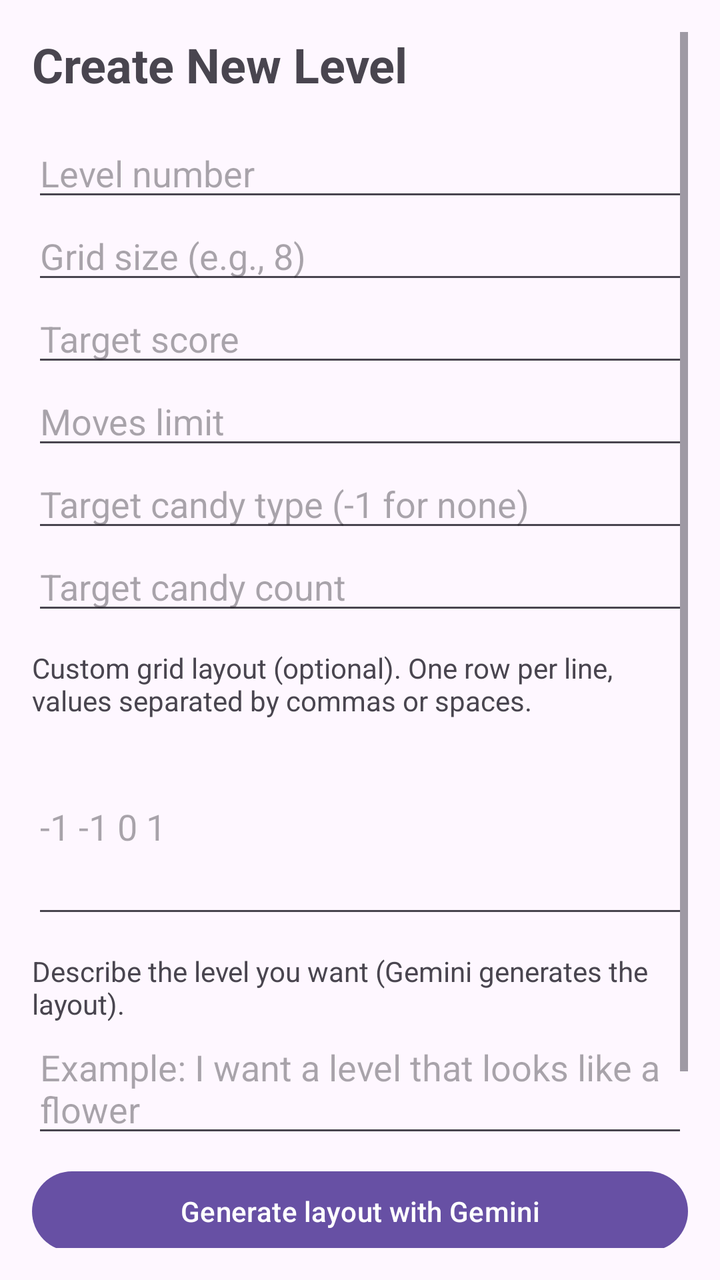
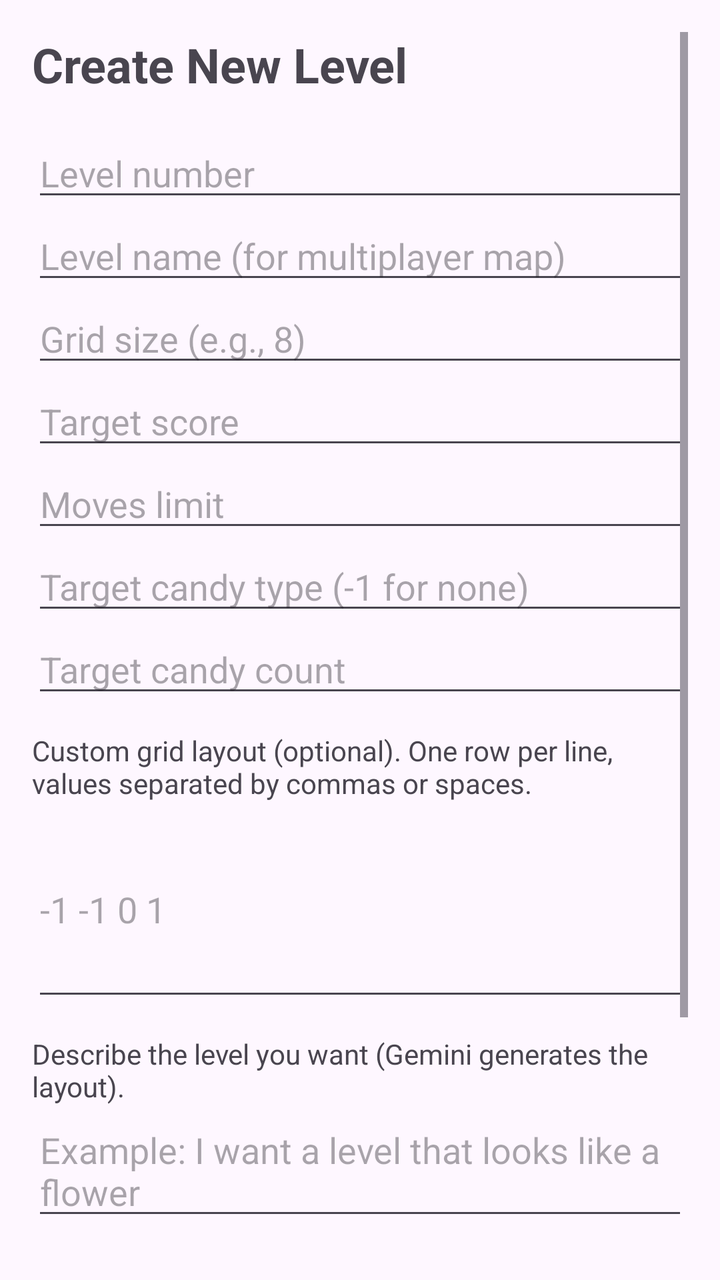

The first picture is an Android layout as it rendered before a commit; the second is the same layout after the commit. The layout source and the unified diff follow.
<!-- AndroidManifest.xml: application theme Theme.Travellog -->
<!-- res/layout/activity_create_level.xml -->
<?xml version="1.0" encoding="utf-8"?>
<ScrollView xmlns:android="http://schemas.android.com/apk/res/android"
    android:layout_width="match_parent"
    android:layout_height="match_parent"
    android:fillViewport="true"
    android:padding="16dp">

    <LinearLayout
        android:layout_width="match_parent"
        android:layout_height="wrap_content"
        android:orientation="vertical">

        <TextView
            android:layout_width="wrap_content"
            android:layout_height="wrap_content"
            android:text="Create New Level"
            android:textSize="24sp"
            android:textStyle="bold"
            android:layout_marginBottom="16dp" />

        <EditText
            android:id="@+id/input_level_number"
            android:layout_width="match_parent"
            android:layout_height="wrap_content"
            android:hint="Level number"
            android:inputType="number" />

        <EditText
            android:id="@+id/input_grid_size"
            android:layout_width="match_parent"
            android:layout_height="wrap_content"
            android:hint="Grid size (e.g., 8)"
            android:inputType="number" />

        <EditText
            android:id="@+id/input_target_score"
            android:layout_width="match_parent"
            android:layout_height="wrap_content"
            android:hint="Target score"
            android:inputType="number" />

        <EditText
            android:id="@+id/input_moves_limit"
            android:layout_width="match_parent"
            android:layout_height="wrap_content"
            android:hint="Moves limit"
            android:inputType="number" />

        <EditText
            android:id="@+id/input_target_candy_type"
            android:layout_width="match_parent"
            android:layout_height="wrap_content"
            android:hint="Target candy type (-1 for none)"
            android:inputType="number" />

        <EditText
            android:id="@+id/input_target_candy_count"
            android:layout_width="match_parent"
            android:layout_height="wrap_content"
            android:hint="Target candy count"
            android:inputType="number" />

        <TextView
            android:layout_width="wrap_content"
            android:layout_height="wrap_content"
            android:text="Custom grid layout (optional). One row per line, values separated by commas or spaces."
            android:layout_marginTop="12dp" />

        <EditText
            android:id="@+id/input_custom_grid"
            android:layout_width="match_parent"
            android:layout_height="wrap_content"
            android:hint="-1 -1 0 1"
            android:inputType="textMultiLine"
            android:minLines="4" />
        <TextView
            android:layout_width="wrap_content"
            android:layout_height="wrap_content"
            android:text="Describe the level you want (Gemini generates the layout)."
            android:layout_marginTop="12dp" />

        <EditText
            android:id="@+id/input_prompt"
            android:layout_width="match_parent"
            android:layout_height="wrap_content"
            android:hint="Example: I want a level that looks like a flower"
            android:inputType="textMultiLine"
            android:minLines="2" />

        <Button
            android:id="@+id/btn_generate_layout"
            android:layout_width="match_parent"
            android:layout_height="wrap_content"
            android:layout_marginTop="8dp"
            android:text="Generate layout with Gemini" />

        <TextView
            android:id="@+id/text_ai_preview"
            android:layout_width="match_parent"
            android:layout_height="wrap_content"
            android:layout_marginTop="12dp"
            android:background="#22000000"
            android:padding="12dp"
            android:text="AI Preview will appear here after generation"
            android:textColor="#FFFFFFFF"
            android:textSize="14sp" />
        <LinearLayout
            android:layout_width="match_parent"
            android:layout_height="wrap_content"
            android:layout_marginTop="16dp"
            android:orientation="horizontal">

            <Button
                android:id="@+id/btn_save_level"
                android:layout_width="0dp"
                android:layout_height="wrap_content"
                android:layout_weight="1"
                android:text="Preview" />

            <Button
                android:id="@+id/btn_cancel_level"
                android:layout_width="0dp"
                android:layout_height="wrap_content"
                android:layout_weight="1"
                android:layout_marginStart="12dp"
                android:text="Cancel" />
        </LinearLayout>
    </LinearLayout>
</ScrollView>
<!-- resources referenced by this layout -->
<resources>
  <style name="Theme.Travellog" parent="Base.Theme.Travellog" />
  <style name="Base.Theme.Travellog" parent="Theme.Material3.DayNight.NoActionBar">
          
          
      </style>
</resources>

<!-- the commit's change to res/layout/activity_create_level.xml (unified diff, before → after) -->
@@ -25,6 +25,12 @@
             android:hint="Level number"
             android:inputType="number" />
 
+        <EditText
+            android:id="@+id/input_level_name"
+            android:layout_width="match_parent"
+            android:layout_height="wrap_content"
+            android:hint="Level name (for multiplayer map)"
+            android:inputType="textCapWords" />
         <EditText
             android:id="@+id/input_grid_size"
             android:layout_width="match_parent"
